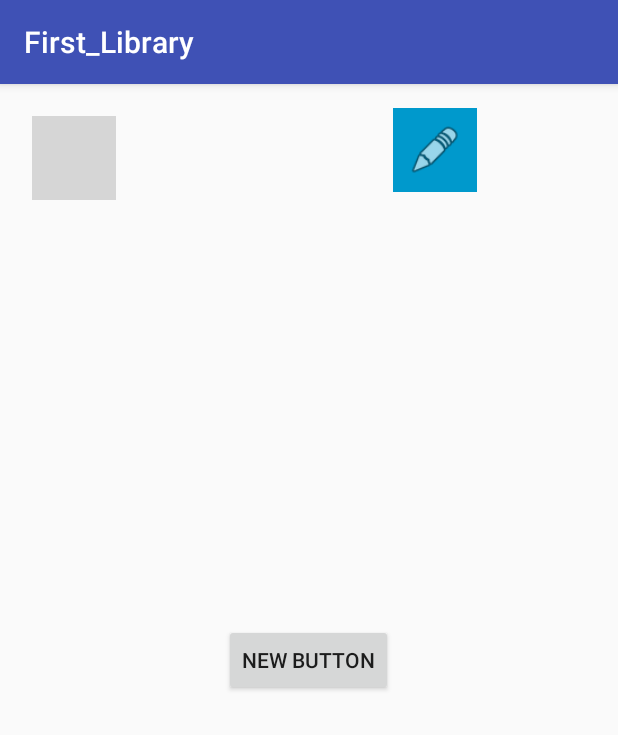
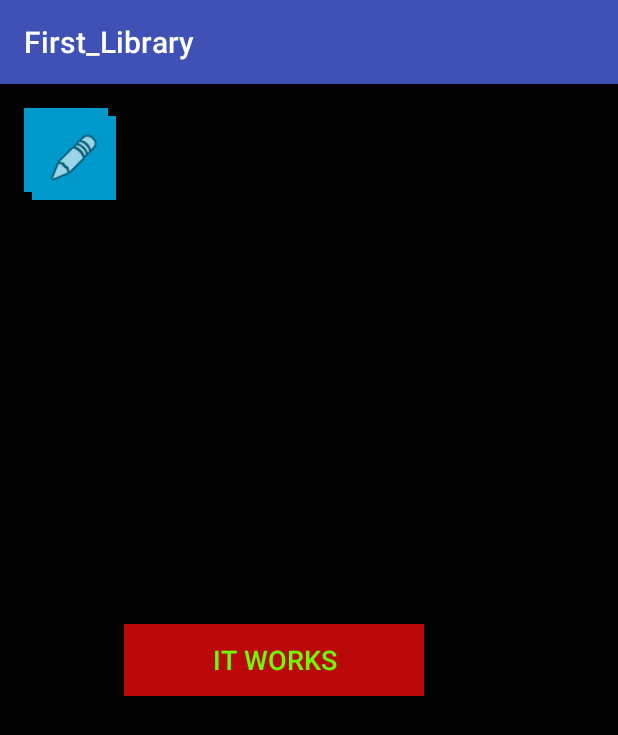
Before and after one commit to erick-munene/First_Library, an Android app: the screen it shows after launch (MainActivity), on a phone screen of 412 x 824 dp. Shown: the top 735 px of the screen. Run offline under Robolectric (Android 15) with nearby library versions, the phone set to English and light mode, and no system bars; libraries missing offline, so code that uses them is left out: com.andexert.library; plain views replace RippleView; 2 statements that could not run were skipped; grey boxes are pictures that could not be loaded.

Commit message:
added new library

```diff
--- a/app/build.gradle
+++ b/app/build.gradle
@@ -26,4 +26,5 @@ dependencies {
     compile 'com.github.traex.rippleeffect:library:1.3'
 
 
+
 }
--- a/app/src/main/java/com/example/erick_king/first_library/MainActivity.java
+++ b/app/src/main/java/com/example/erick_king/first_library/MainActivity.java
@@ -3,22 +3,8 @@ package com.example.erick_king.first_library;
 import android.support.v7.app.AppCompatActivity;
 import android.os.Bundle;
 import android.util.Log;
-import android.os.Bundle;
-import android.support.v7.app.ActionBarActivity;
-import android.support.v7.widget.LinearLayoutManager;
-import android.support.v7.widget.RecyclerView;
-import android.support.v7.widget.Toolbar;
-import android.util.Log;
-import android.view.Menu;
-import android.view.MenuItem;
 import android.view.View;
-import android.widget.AdapterView;
-import android.widget.ListView;
-import android.widget.TextView;
 
-import com.andexert.library.RippleView;
-
-import java.util.ArrayList;
 import com.andexert.library.RippleView;
 
 public class MainActivity extends AppCompatActivity {
@@ -28,15 +14,14 @@ public class MainActivity extends AppCompatActivity {
         super.onCreate(savedInstanceState);
         setContentView(R.layout.activity_main);
 
+        final RippleView rippleView = (RippleView) findViewById(R.id.more);
+        rippleView.setOnClickListener(new View.OnClickListener() {
+            @Override
+            public void onClick(View v) {
+                //TODO: onRippleViewClick
+            }
+        });
 
-        rippleView.setOnRippleCompleteListener(new RippleView.OnRippleCompleteListener() {
-
-            @Override
-            public void onComplete(RippleView rippleView) {
-                Log.d("Sample", "Ripple completed");
-            }
-
-        });
     }
 
 }
--- a/app/src/main/res/layout/activity_main.xml
+++ b/app/src/main/res/layout/activity_main.xml
@@ -7,15 +7,30 @@
     android:paddingLeft="@dimen/activity_horizontal_margin"
     android:paddingRight="@dimen/activity_horizontal_margin"
     android:paddingTop="@dimen/activity_vertical_margin"
-    tools:context="com.example.erick_king.first_library.MainActivity">
+    tools:context="com.example.erick_king.first_library.MainActivity"
+    android:background="#020202">
+
+
+    <ImageView
+        android:layout_width="?android:actionBarSize"
+        android:layout_height="?android:actionBarSize"
+        android:src="@android:drawable/ic_menu_edit"
+        android:padding="10dp"
+        android:background="@android:color/holo_blue_dark"
+        android:layout_alignParentTop="true"
+        android:id="@+id/imageView" />
 
     <Button
         android:layout_width="wrap_content"
         android:layout_height="wrap_content"
-        android:text="New Button"
+        android:text="It works"
         android:id="@+id/button"
         android:layout_centerVertical="true"
-        android:layout_centerHorizontal="true" />
+        android:layout_toEndOf="@+id/more"
+        android:background="#bb0909"
+        android:width="200dp"
+        android:textColor="#6cfd05"
+        android:textSize="18dp" />
 
     <com.andexert.library.RippleView
         android:id="@+id/more"
@@ -25,16 +40,14 @@
         android:layout_margin="5dp"
         rv_centered="true">
 
-    </com.andexert.library.RippleView>
-
         <ImageView
             android:layout_width="?android:actionBarSize"
             android:layout_height="?android:actionBarSize"
             android:src="@android:drawable/ic_menu_edit"
+            android:layout_centerInParent="true"
             android:padding="10dp"
             android:background="@android:color/holo_blue_dark"
-        android:layout_alignParentTop="true"
-        android:layout_toEndOf="@+id/button"
-        android:id="@+id/imageView" />
+            android:id="@+id/more2" />
 
+    </com.andexert.library.RippleView>
 </RelativeLayout>
```
Lines whose indentation alone changed are shown as unchanged.
